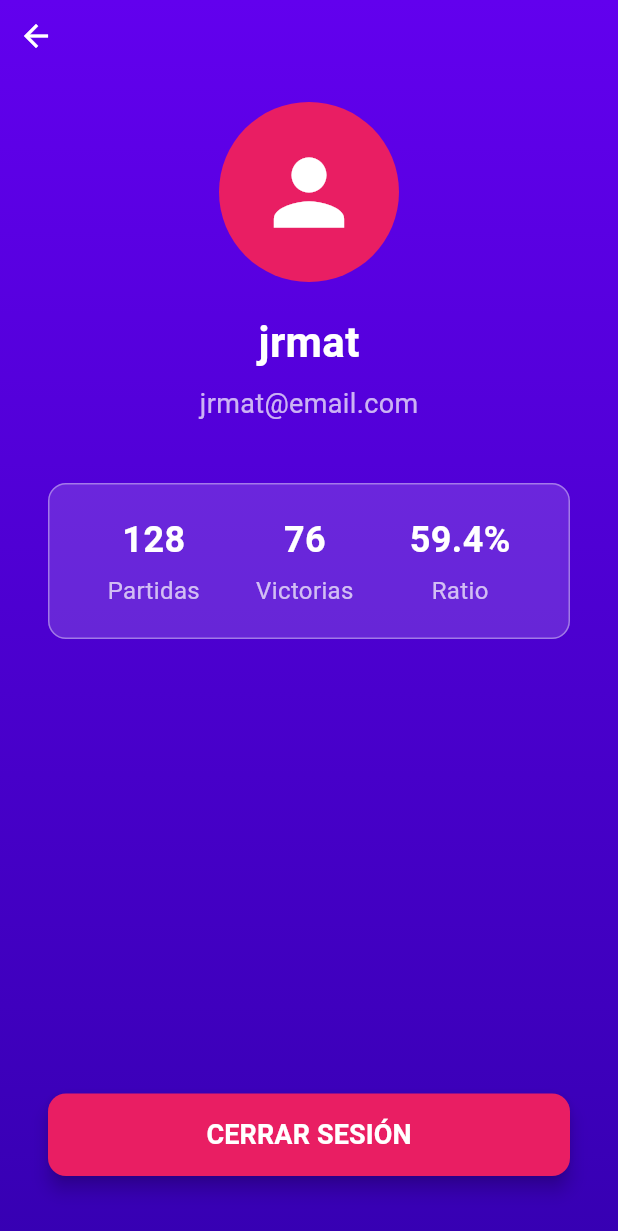
After one commit to aledance/QuizGoFront, a Flutter app: the ProfilePage screen opened directly, on a phone screen of 412 x 824 dp. The commit adds this screen. Shown: the top 1231 px of the screen. Run offline on Flutter 3.47's test engine with Material 3 defaults, Android fonts, the phone set to English and light mode, and no system bars.

Commit message:
Agregación de vista de perfil de uusario y simulacion de login

```diff
--- a/lib/infrastructure/authentication/presentation/pages/login.dart
+++ b/lib/infrastructure/authentication/presentation/pages/login.dart
@@ -1,14 +1,18 @@
 import 'package:flutter/material.dart';
 // Asegúrate de importar tus archivos necesarios
+// Las siguientes 3 importaciones no son estrictamente necesarias para esta simulación, pero las mantenemos
 import 'package:flutter_application_1/core/repositories/auth_repository.dart';
 import 'package:flutter_application_1/infrastructure/authentication/data/repositories/auth_repository_impl.dart';
 import 'package:flutter_application_1/infrastructure/authentication/data/datasources/auth_remote_data_source.dart';
 import 'package:http/http.dart' as http;
 
+// Importaciones para navegación
 import './register.dart';
+import './user_profile.dart';
 import '/core/utils/colors.dart';
 
-// 1. Convertido a StatefulWidget
+
+// Convertido a StatefulWidget
 class LoginPage extends StatefulWidget {
   const LoginPage({super.key});
 
@@ -17,23 +21,22 @@ class LoginPage extends StatefulWidget {
 }
 
 class _LoginPageState extends State<LoginPage> {
-  // 2. Controladores para los campos de texto
+  // Controladores para los campos de texto
   final _identifierController = TextEditingController();
   final _passwordController = TextEditingController();
 
-  // Dependencia del repositorio (esto se debe inyectar con un gestor de dependencias como GetIt o Provider en un proyecto real)
+  // Dependencia del repositorio (no se usará en esta simulación, pero se mantiene la estructura)
   late final AuthRepository authRepository;
 
   @override
   void initState() {
     super.initState();
-    // Inicialización simple para este ejemplo
     authRepository = AuthRepositoryImpl(
       remoteDataSource: AuthRemoteDataSourceImpl(client: http.Client()),
     );
   }
 
-  // 3. Método para manejar la lógica de login
+  // <<<--- 2. LÓGICA DE LOGIN MODIFICADA
   void _handleLogin() async {
     final identifier = _identifierController.text.trim();
     final password = _passwordController.text.trim();
@@ -46,24 +49,48 @@ class _LoginPageState extends State<LoginPage> {
       return;
     }
 
+    // ---- INICIO DE LA SIMULACIÓN ----
+    // Comprueba si las credenciales coinciden con las especificadas
+    if (identifier == 'jrmat@email.com' && password == '123') {
+      // Éxito: Muestra el mensaje emergente
+      ScaffoldMessenger.of(context).showSnackBar(
+        const SnackBar(
+          content: Text('Inicio de sesión exitoso!'),
+          backgroundColor: Colors.green,
+        ),
+      );
+
+      // Navega a la pantalla de perfil, reemplazando la de login
+      Navigator.of(context).pushReplacement(
+        MaterialPageRoute(builder: (_) => const ProfilePage()),
+      );
+    } else {
+      // Fallo: Muestra un error de credenciales inválidas
+      ScaffoldMessenger.of(context).showSnackBar(
+        const SnackBar(
+          content: Text('Credenciales inválidas. Inténtelo de nuevo.'),
+          backgroundColor: Colors.red,
+        ),
+      );
+    }
+    // ---- FIN DE LA SIMULACIÓN ----
+
+    /*
+    // --- CÓDIGO ORIGINAL DE LA API (AHORA COMENTADO) ---
     try {
-      // Llamada al método del repositorio
       final token = await authRepository.login(identifier, password);
-
-      // Éxito: Navega a la pantalla principal o muestra un mensaje
       ScaffoldMessenger.of(context).showSnackBar(
         SnackBar(content: Text('Inicio de sesión exitoso! Token: ${token.substring(0, 10)}...')),
       );
-
-      // Ejemplo de navegación a una pantalla de inicio (reemplaza 'HomePage' por tu pantalla principal)
-      // Navigator.of(context).pushReplacement(MaterialPageRoute(builder: (_) => const HomePage()));
+      // Navigator.of(context).pushReplacement(MaterialPageRoute(builder: (_) => const ProfilePage()));
     } catch (e) {
-      // Otros errores (ej. de red)
       ScaffoldMessenger.of(context).showSnackBar(
         SnackBar(content: Text('Ocurrió un error inesperado: $e')),
       );
     }
+    */
   }
+  // <<<--- FIN DE LA MODIFICACIÓN
 
   @override
   void dispose() {
@@ -108,7 +135,6 @@ class _LoginPageState extends State<LoginPage> {
                   ),
                 ),
                 const SizedBox(height: 40),
-                // Se pasa el estado al método de construcción del formulario
                 _buildLoginForm(),
                 const SizedBox(height: 30),
                 TextButton(
@@ -136,14 +162,12 @@ class _LoginPageState extends State<LoginPage> {
     return Column(
       children: [
         _AuthInputField(
-          // Asigna el controlador
           controller: _identifierController,
           icon: Icons.person,
           hintText: 'Email o Nombre de Usuario',
         ),
         const SizedBox(height: 15),
         _AuthInputField(
-          // Asigna el controlador
           controller: _passwordController,
           icon: Icons.lock,
           hintText: 'Contraseña',
@@ -154,7 +178,6 @@ class _LoginPageState extends State<LoginPage> {
           width: double.infinity,
           height: 55,
           child: ElevatedButton(
-            // 4. Llama al método _handleLogin
             onPressed: _handleLogin,
             style: ElevatedButton.styleFrom(
               backgroundColor: accentPink,
@@ -178,17 +201,17 @@ class _LoginPageState extends State<LoginPage> {
   }
 }
 
-// 5. Modifica _AuthInputField para aceptar un controlador
+// Modifica _AuthInputField para aceptar un controlador
 class _AuthInputField extends StatelessWidget {
   final IconData icon;
   final String hintText;
   final bool isPassword;
-  final TextEditingController controller; // Añadido
+  final TextEditingController controller;
 
   const _AuthInputField({
     required this.icon,
     required this.hintText,
-    required this.controller, // Añadido
+    required this.controller,
     this.isPassword = false,
   });
 
@@ -202,7 +225,7 @@ class _AuthInputField extends StatelessWidget {
         border: Border.all(color: Colors.white38),
       ),
       child: TextField(
-        controller: controller, // Asignado
+        controller: controller,
         obscureText: isPassword,
         style: const TextStyle(color: Colors.white),
         decoration: InputDecoration(
--- /dev/null
+++ b/lib/infrastructure/authentication/presentation/pages/user_profile.dart
@@ -0,0 +1,168 @@
+import 'package:flutter/material.dart';
+// Asegúrate de importar tu archivo de colores y las páginas de login/register
+import '/core/utils/colors.dart';
+import '/infrastructure/authentication/presentation/pages/login.dart';
+
+class ProfilePage extends StatelessWidget {
+  // En una aplicación real, recibirías el objeto User aquí.
+  // const ProfilePage({super.key, required this.user});
+  // final User user;
+
+  const ProfilePage({super.key});
+
+  @override
+  Widget build(BuildContext context) {
+    // Datos de ejemplo. Deberían venir del estado de la app o de un objeto User.
+    const String username = 'jrmat';
+    const String email = 'jrmat@email.com';
+    const int gamesPlayed = 128;
+    const int gamesWon = 76;
+
+    return Scaffold(
+      // 1. Mismo fondo de gradiente para mantener la consistencia visual.
+      body: Container(
+        width: double.infinity,
+        decoration: const BoxDecoration(
+          gradient: LinearGradient(
+            colors: [primaryPurple, darkPurple],
+            begin: Alignment.topCenter,
+            end: Alignment.bottomCenter,
+          ),
+        ),
+        child: SafeArea(
+          child: Column(
+            crossAxisAlignment: CrossAxisAlignment.center,
+            children: <Widget>[
+              // Botón para volver o cerrar (opcional)
+              Align(
+                alignment: Alignment.topLeft,
+                child: IconButton(
+                  icon: const Icon(Icons.arrow_back, color: Colors.white),
+                  onPressed: () => Navigator.of(context).pop(),
+                ),
+              ),
+              const SizedBox(height: 20),
+
+              // 2. Avatar del Usuario
+              const CircleAvatar(
+                radius: 60,
+                backgroundColor: accentPink,
+                child: Icon(
+                  Icons.person,
+                  size: 70,
+                  color: Colors.white,
+                ),
+              ),
+              const SizedBox(height: 20),
+
+              // 3. Nombre de Usuario y Correo
+              Text(
+                username,
+                style: const TextStyle(
+                  color: Colors.white,
+                  fontSize: 28,
+                  fontWeight: FontWeight.bold,
+                ),
+              ),
+              const SizedBox(height: 8),
+              Text(
+                email,
+                style: const TextStyle(
+                  color: Colors.white70,
+                  fontSize: 18,
+                ),
+              ),
+              const SizedBox(height: 40),
+
+              // 4. Sección de Estadísticas
+              _buildStatsSection(gamesPlayed, gamesWon),
+              const Spacer(), // Empuja el botón de logout hacia abajo
+
+              // 5. Botón de Cerrar Sesión
+              Padding(
+                padding: const EdgeInsets.symmetric(horizontal: 32.0, vertical: 40.0),
+                child: SizedBox(
+                  width: double.infinity,
+                  height: 55,
+                  child: ElevatedButton(
+                    onPressed: () {
+                      // Lógica para cerrar sesión
+                      // Navega a la página de login y elimina todas las rutas anteriores
+                      Navigator.of(context).pushAndRemoveUntil(
+                        MaterialPageRoute(builder: (context) => const LoginPage()),
+                            (Route<dynamic> route) => false,
+                      );
+                    },
+                    style: ElevatedButton.styleFrom(
+                      backgroundColor: accentPink, // Mismo color de acento
+                      shape: RoundedRectangleBorder(
+                        borderRadius: BorderRadius.circular(12),
+                      ),
+                      elevation: 5,
+                    ),
+                    child: const Text(
+                      'CERRAR SESIÓN',
+                      style: TextStyle(
+                        fontSize: 18,
+                        fontWeight: FontWeight.bold,
+                        color: Colors.white,
+                      ),
+                    ),
+                  ),
+                ),
+              ),
+            ],
+          ),
+        ),
+      ),
+    );
+  }
+
+  // Widget para construir la sección de estadísticas
+  Widget _buildStatsSection(int games, int wins) {
+    return Padding(
+      padding: const EdgeInsets.symmetric(horizontal: 32.0),
+      child: Container(
+        padding: const EdgeInsets.all(20),
+        decoration: BoxDecoration(
+          color: Colors.white.withOpacity(0.15),
+          borderRadius: BorderRadius.circular(12),
+          border: Border.all(color: Colors.white38),
+        ),
+        child: Row(
+          mainAxisAlignment: MainAxisAlignment.spaceAround,
+          children: <Widget>[
+            _buildStatItem('Partidas', games.toString()),
+            _buildStatItem('Victorias', wins.toString()),
+            // Puedes agregar más estadísticas aquí
+            _buildStatItem('Ratio', '${((wins / games) * 100).toStringAsFixed(1)}%'),
+          ],
+        ),
+      ),
+    );
+  }
+
+  // Widget para un item individual de estadística
+  Widget _buildStatItem(String label, String value) {
+    return Column(
+      children: <Widget>[
+        Text(
+          value,
+          style: const TextStyle(
+            color: Colors.white,
+            fontSize: 24,
+            fontWeight: FontWeight.bold,
+          ),
+        ),
+        const SizedBox(height: 5),
+        Text(
+          label,
+          style: const TextStyle(
+            color: Colors.white70,
+            fontSize: 16,
+          ),
+        ),
+      ],
+    );
+  }
+}
```
